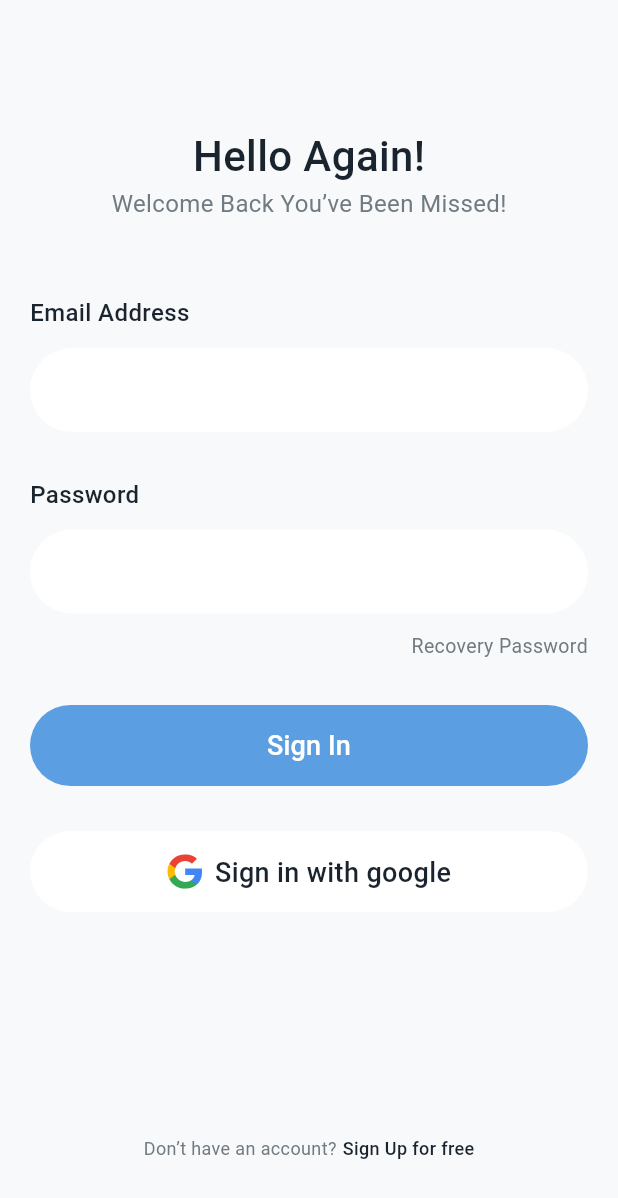
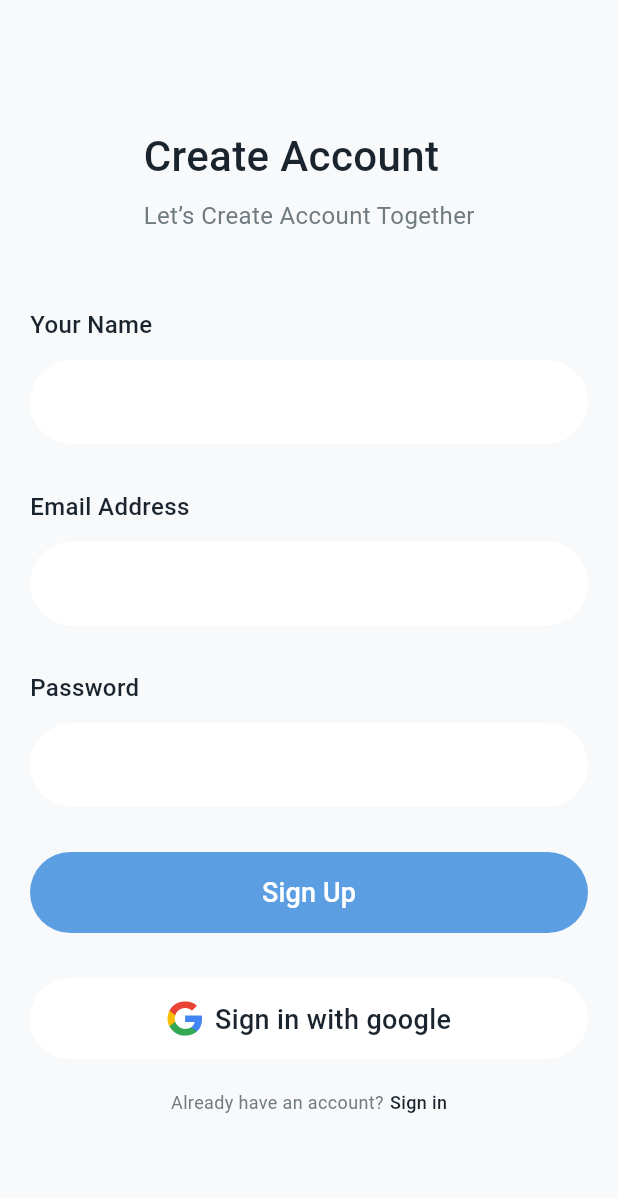
Before and after one commit to cerdolic/flutter_shop, a Flutter app: the LoginScreen screen opened by its route, after a tap on "Sign Up for free", on a phone screen of 412 x 824 dp. Shown: the top 1198 px of the screen. Run offline on Flutter 3.47's test engine with Material 3 defaults, Android fonts, the phone set to English and light mode, and no system bars; our stand-ins replace equatable, flutter_bloc, flutter_riverpod, flutter_svg, go_router; network calls fail; Roboto replaces fonts that are missing (Airbnb Cereal App).

Commit message:
Adaptive Login / Signup screens

```diff
--- a/lib/screens/login/login_screen.dart
+++ b/lib/screens/login/login_screen.dart
@@ -18,20 +18,32 @@ class _LoginScreenState extends State<LoginScreen> {
   @override
   Widget build(BuildContext context) {
     return Scaffold(
-      body: Padding(
-        padding: const EdgeInsets.symmetric(horizontal: 20),
+      body: LayoutBuilder(
+        builder: (context, constraints) {
+          bool isLargeScreen = constraints.maxWidth > 600;
+          double horizontalPadding = isLargeScreen ? 100 : 20;
+
+          return SingleChildScrollView(
+            child: Padding(
+              padding: EdgeInsets.symmetric(horizontal: horizontalPadding),
               child: Column(
                 children: [
                   const SizedBox(height: 84),
                   Column(
+                    crossAxisAlignment: CrossAxisAlignment.start,
                     children: [
                       Text(
                         'Hello Again!',
-                  style: darkGunmetal_28_500,
+                        style: isLargeScreen
+                            ? darkGunmetal_28_500.copyWith(fontSize: 34)
+                            : darkGunmetal_28_500,
                       ),
+                      const SizedBox(height: 8),
                       Text(
                         'Welcome Back You’ve Been Missed!',
-                  style: auroMetalSaurus_16_400,
+                        style: isLargeScreen
+                            ? auroMetalSaurus_16_400.copyWith(fontSize: 20)
+                            : auroMetalSaurus_16_400,
                       ),
                     ],
                   ),
@@ -46,10 +58,12 @@ class _LoginScreenState extends State<LoginScreen> {
                   const SizedBox(height: 12),
                   Align(
                     alignment: Alignment.centerRight,
+                    child: GestureDetector(
+                      onTap: () {},
                       child: Text(
-                'Recovery Password',
-                textAlign: TextAlign.right,
+                        'Recover Password',
                         style: auroMetalSaurus_13_400,
+                      ),
                     ),
                   ),
                   const SizedBox(height: 30),
@@ -59,6 +73,8 @@ class _LoginScreenState extends State<LoginScreen> {
                   ),
                   const SizedBox(height: 30),
                   const GoogleButton(),
+                  const SizedBox(height: 20),
+                  if (!isLargeScreen) const SizedBox(height: 20),
                   Expanded(
                     child: Align(
                       alignment: Alignment.bottomCenter,
@@ -72,13 +88,13 @@ class _LoginScreenState extends State<LoginScreen> {
                           const SizedBox(width: 4),
                           GestureDetector(
                             onTap: () {
-                        context.pop();
+                              context.push('/signup');
                             },
                             child: Text(
                               'Sign Up for free',
                               style: darkGunmetal_12_500,
                             ),
-                    )
+                          ),
                         ],
                       ),
                     ),
@@ -88,5 +104,8 @@ class _LoginScreenState extends State<LoginScreen> {
               ),
             ),
           );
+        },
+      ),
+    );
   }
 }
--- a/lib/screens/login/signup_screen.dart
+++ b/lib/screens/login/signup_screen.dart
@@ -18,20 +18,32 @@ class _SignUpScreenState extends State<SignUpScreen> {
   @override
   Widget build(BuildContext context) {
     return Scaffold(
-      body: Padding(
-        padding: const EdgeInsets.symmetric(horizontal: 20),
+      body: LayoutBuilder(
+        builder: (context, constraints) {
+          bool isLargeScreen = constraints.maxWidth > 600;
+          double horizontalPadding = isLargeScreen ? 100 : 20;
+
+          return SingleChildScrollView(
+            child: Padding(
+              padding: EdgeInsets.symmetric(horizontal: horizontalPadding),
               child: Column(
                 children: [
                   const SizedBox(height: 84),
                   Column(
+                    crossAxisAlignment: CrossAxisAlignment.start,
                     children: [
                       Text(
                         'Create Account',
-                  style: darkGunmetal_28_500,
+                        style: isLargeScreen
+                            ? darkGunmetal_28_500.copyWith(fontSize: 34)
+                            : darkGunmetal_28_500,
                       ),
+                      const SizedBox(height: 8),
                       Text(
                         'Let’s Create Account Together',
-                  style: auroMetalSaurus_16_400,
+                        style: isLargeScreen
+                            ? auroMetalSaurus_16_400.copyWith(fontSize: 20)
+                            : auroMetalSaurus_16_400,
                       ),
                     ],
                   ),
@@ -47,11 +59,12 @@ class _SignUpScreenState extends State<SignUpScreen> {
                   ),
                   const SizedBox(height: 30),
                   MainButton(
-              title: 'Sign In',
+                    title: 'Sign Up',
                     onClick: () {},
                   ),
                   const SizedBox(height: 30),
                   const GoogleButton(),
+                  const SizedBox(height: 20),
                   Expanded(
                     child: Align(
                       alignment: Alignment.bottomCenter,
@@ -65,7 +78,7 @@ class _SignUpScreenState extends State<SignUpScreen> {
                           const SizedBox(width: 4),
                           GestureDetector(
                             onTap: () {
-                        context.pushNamed('/login');
+                              context.push('/login');
                             },
                             child: Text(
                               'Sign in',
@@ -81,5 +94,8 @@ class _SignUpScreenState extends State<SignUpScreen> {
               ),
             ),
           );
+        },
+      ),
+    );
   }
 }
```
Lines whose indentation alone changed are shown as unchanged.
